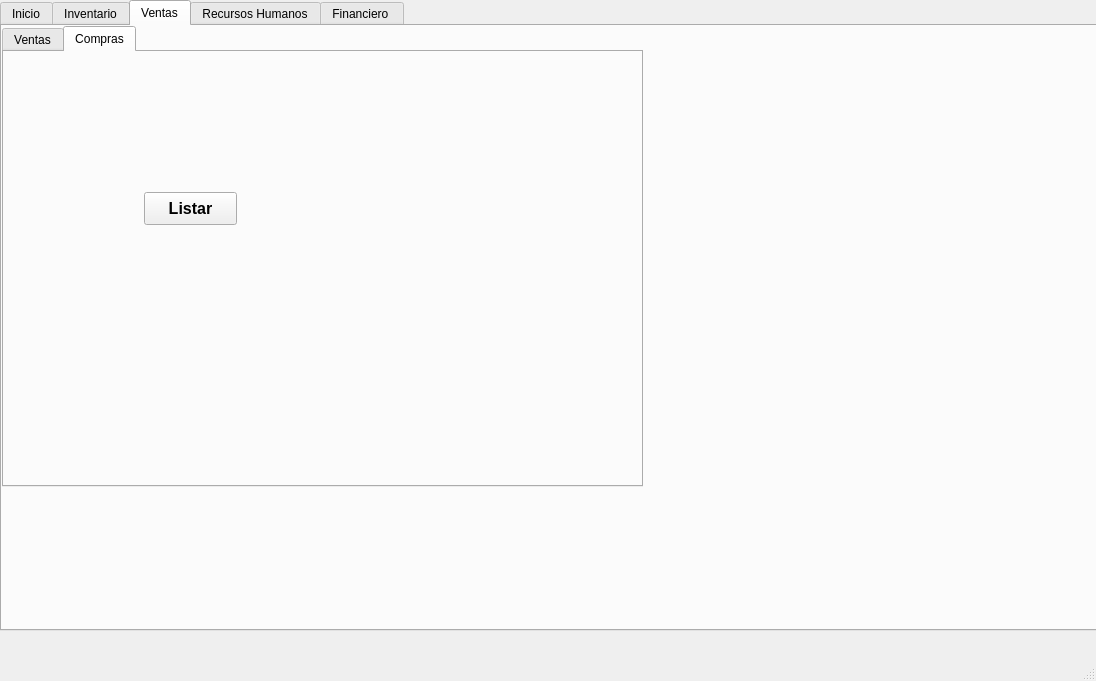
Before: the Qt Designer form Views/principal.ui in AngelAndreCotocCuzal/Proyecto_teoria_de_sistemas, drawn with Qt 5.
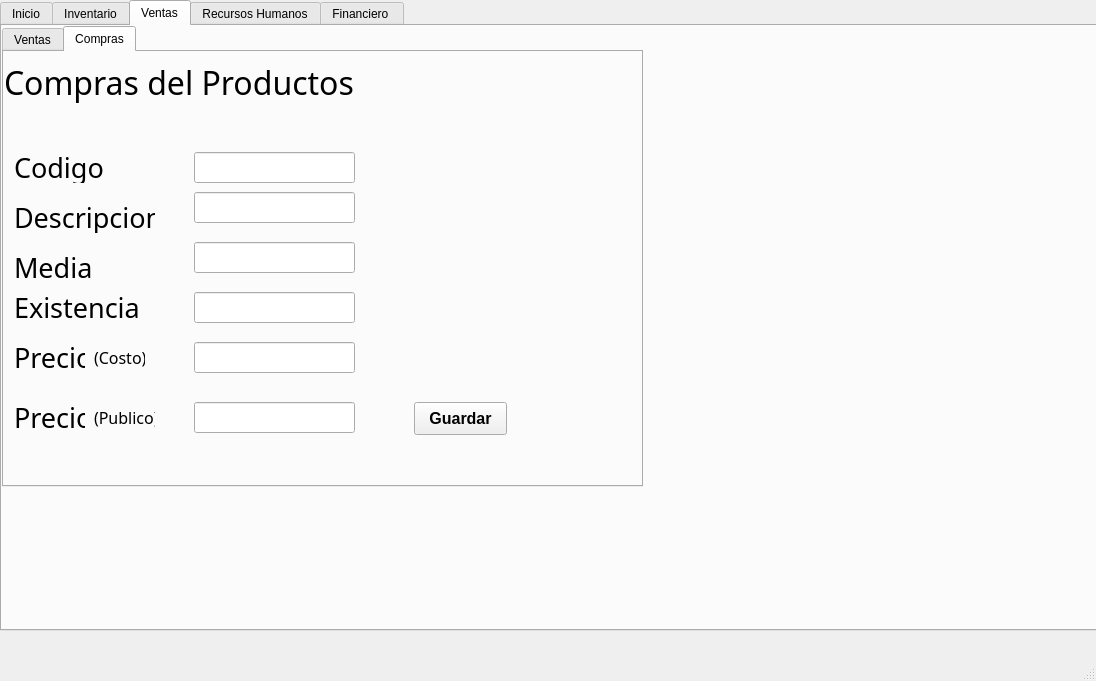
After: the same form once the commit is applied. The open tabs and pages were chosen to show the change.

Commit message: Comenzando con ventas/compras parte 1

Patch:
```diff
--- a/Views/principal.ui
+++ b/Views/principal.ui
@@ -357,19 +357,6 @@
          </property>
         </item>
        </widget>
-       <widget class="QLabel" name="label_5">
-        <property name="geometry">
-         <rect>
-          <x>250</x>
-          <y>140</y>
-          <width>47</width>
-          <height>13</height>
-         </rect>
-        </property>
-        <property name="text">
-         <string>CODIGO</string>
-        </property>
-       </widget>
        <widget class="QLabel" name="label_6">
         <property name="geometry">
          <rect>
@@ -383,17 +370,27 @@
          <string>Nombre</string>
         </property>
        </widget>
-       <widget class="QLabel" name="label_7">
+       <widget class="QLabel" name="label_3">
         <property name="geometry">
          <rect>
-          <x>470</x>
-          <y>150</y>
-          <width>47</width>
-          <height>13</height>
+          <x>250</x>
+          <y>130</y>
+          <width>91</width>
+          <height>31</height>
          </rect>
         </property>
         <property name="text">
-         <string>Nombre</string>
+         <string>Codigo</string>
+        </property>
+       </widget>
+       <widget class="QTableWidget" name="tableWidget">
+        <property name="geometry">
+         <rect>
+          <x>360</x>
+          <y>110</y>
+          <width>256</width>
+          <height>192</height>
+         </rect>
         </property>
        </widget>
       </widget>
@@ -404,8 +401,8 @@
        <widget class="QPushButton" name="btn_list_5">
         <property name="geometry">
          <rect>
-          <x>140</x>
-          <y>140</y>
+          <x>410</x>
+          <y>350</y>
           <width>93</width>
           <height>33</height>
          </rect>
@@ -421,7 +418,238 @@
          <cursorShape>PointingHandCursor</cursorShape>
         </property>
         <property name="text">
-         <string>Listar</string>
+         <string>Guardar</string>
+        </property>
+       </widget>
+       <widget class="QLabel" name="label_5">
+        <property name="geometry">
+         <rect>
+          <x>10</x>
+          <y>100</y>
+          <width>91</width>
+          <height>31</height>
+         </rect>
+        </property>
+        <property name="font">
+         <font>
+          <family>Modern No. 20</family>
+          <pointsize>20</pointsize>
+         </font>
+        </property>
+        <property name="text">
+         <string>Codigo</string>
+        </property>
+       </widget>
+       <widget class="QLineEdit" name="text_codigo_compra">
+        <property name="geometry">
+         <rect>
+          <x>190</x>
+          <y>100</y>
+          <width>161</width>
+          <height>31</height>
+         </rect>
+        </property>
+       </widget>
+       <widget class="QLabel" name="label_7">
+        <property name="geometry">
+         <rect>
+          <x>0</x>
+          <y>10</y>
+          <width>381</width>
+          <height>41</height>
+         </rect>
+        </property>
+        <property name="font">
+         <font>
+          <family>MS Reference Sans Serif</family>
+          <pointsize>24</pointsize>
+         </font>
+        </property>
+        <property name="text">
+         <string>Compras del Productos</string>
+        </property>
+       </widget>
+       <widget class="QLineEdit" name="text_precio_costo_compra">
+        <property name="geometry">
+         <rect>
+          <x>190</x>
+          <y>290</y>
+          <width>161</width>
+          <height>31</height>
+         </rect>
+        </property>
+       </widget>
+       <widget class="QLineEdit" name="text_precio_publico_compra">
+        <property name="geometry">
+         <rect>
+          <x>190</x>
+          <y>350</y>
+          <width>161</width>
+          <height>31</height>
+         </rect>
+        </property>
+       </widget>
+       <widget class="QLineEdit" name="text_descripcion_compra">
+        <property name="geometry">
+         <rect>
+          <x>190</x>
+          <y>140</y>
+          <width>161</width>
+          <height>31</height>
+         </rect>
+        </property>
+       </widget>
+       <widget class="QLineEdit" name="text_existencia_compra">
+        <property name="geometry">
+         <rect>
+          <x>190</x>
+          <y>240</y>
+          <width>161</width>
+          <height>31</height>
+         </rect>
+        </property>
+       </widget>
+       <widget class="QLineEdit" name="text_media_compra">
+        <property name="geometry">
+         <rect>
+          <x>190</x>
+          <y>190</y>
+          <width>161</width>
+          <height>31</height>
+         </rect>
+        </property>
+       </widget>
+       <widget class="QLabel" name="label_8">
+        <property name="geometry">
+         <rect>
+          <x>10</x>
+          <y>200</y>
+          <width>91</width>
+          <height>31</height>
+         </rect>
+        </property>
+        <property name="font">
+         <font>
+          <family>Modern No. 20</family>
+          <pointsize>20</pointsize>
+         </font>
+        </property>
+        <property name="text">
+         <string>Media</string>
+        </property>
+       </widget>
+       <widget class="QLabel" name="label_9">
+        <property name="geometry">
+         <rect>
+          <x>10</x>
+          <y>150</y>
+          <width>141</width>
+          <height>31</height>
+         </rect>
+        </property>
+        <property name="font">
+         <font>
+          <family>Modern No. 20</family>
+          <pointsize>20</pointsize>
+         </font>
+        </property>
+        <property name="text">
+         <string>Descripcion</string>
+        </property>
+       </widget>
+       <widget class="QLabel" name="label_10">
+        <property name="geometry">
+         <rect>
+          <x>10</x>
+          <y>290</y>
+          <width>71</width>
+          <height>31</height>
+         </rect>
+        </property>
+        <property name="font">
+         <font>
+          <family>Modern No. 20</family>
+          <pointsize>20</pointsize>
+         </font>
+        </property>
+        <property name="text">
+         <string>Precio</string>
+        </property>
+       </widget>
+       <widget class="QLabel" name="label_11">
+        <property name="geometry">
+         <rect>
+          <x>10</x>
+          <y>240</y>
+          <width>131</width>
+          <height>31</height>
+         </rect>
+        </property>
+        <property name="font">
+         <font>
+          <family>Modern No. 20</family>
+          <pointsize>20</pointsize>
+         </font>
+        </property>
+        <property name="text">
+         <string>Existencia</string>
+        </property>
+       </widget>
+       <widget class="QLabel" name="label_12">
+        <property name="geometry">
+         <rect>
+          <x>10</x>
+          <y>350</y>
+          <width>71</width>
+          <height>31</height>
+         </rect>
+        </property>
+        <property name="font">
+         <font>
+          <family>Modern No. 20</family>
+          <pointsize>20</pointsize>
+         </font>
+        </property>
+        <property name="text">
+         <string>Precio</string>
+        </property>
+       </widget>
+       <widget class="QLabel" name="label_13">
+        <property name="geometry">
+         <rect>
+          <x>90</x>
+          <y>290</y>
+          <width>51</width>
+          <height>31</height>
+         </rect>
+        </property>
+        <property name="font">
+         <font>
+          <family>Modern No. 20</family>
+          <pointsize>12</pointsize>
+         </font>
+        </property>
+        <property name="text">
+         <string>(Costo)</string>
+        </property>
+       </widget>
+       <widget class="QLabel" name="label_14">
+        <property name="geometry">
+         <rect>
+          <x>90</x>
+          <y>350</y>
+          <width>61</width>
+          <height>31</height>
+         </rect>
+        </property>
+        <property name="font">
+         <font>
+          <family>Modern No. 20</family>
+          <pointsize>12</pointsize>
+         </font>
+        </property>
+        <property name="text">
+         <string>(Publico)</string>
         </property>
        </widget>
       </widget>
```
Left out of the diff: 44 changed lines with no effect on the pictures. The commit also changes 2 other files.
